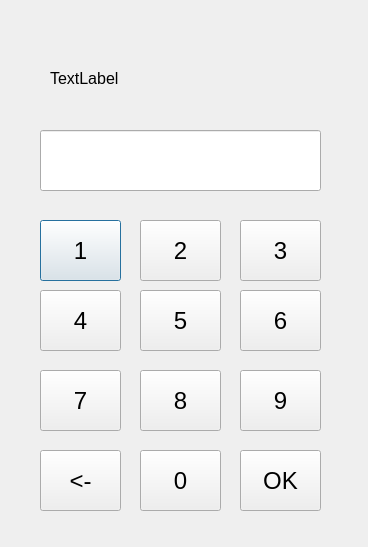
Qt form bank-automat/login.ui (alavuvi/atm-simulator-project) before a commit.
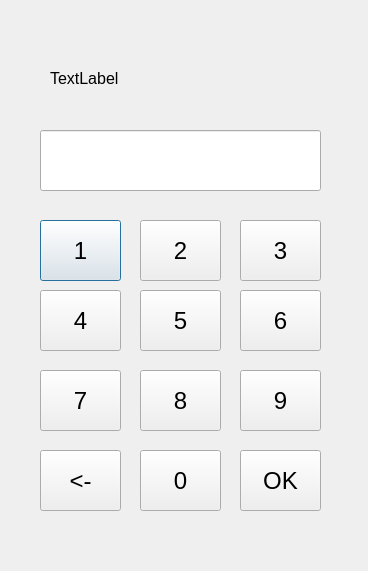
The same form after that commit.

Patch:
```diff
--- a/bank-automat/login.ui
+++ b/bank-automat/login.ui
@@ -7,7 +7,7 @@
     <x>0</x>
     <y>0</y>
     <width>368</width>
-    <height>547</height>
+    <height>571</height>
    </rect>
   </property>
   <property name="windowTitle">
@@ -265,6 +265,19 @@
     <string>TextLabel</string>
    </property>
   </widget>
+  <widget class="QLabel" name="labelInfo">
+   <property name="geometry">
+    <rect>
+     <x>40</x>
+     <y>530</y>
+     <width>281</width>
+     <height>20</height>
+    </rect>
+   </property>
+   <property name="text">
+    <string/>
+   </property>
+  </widget>
  </widget>
  <resources/>
  <connections/>
```
